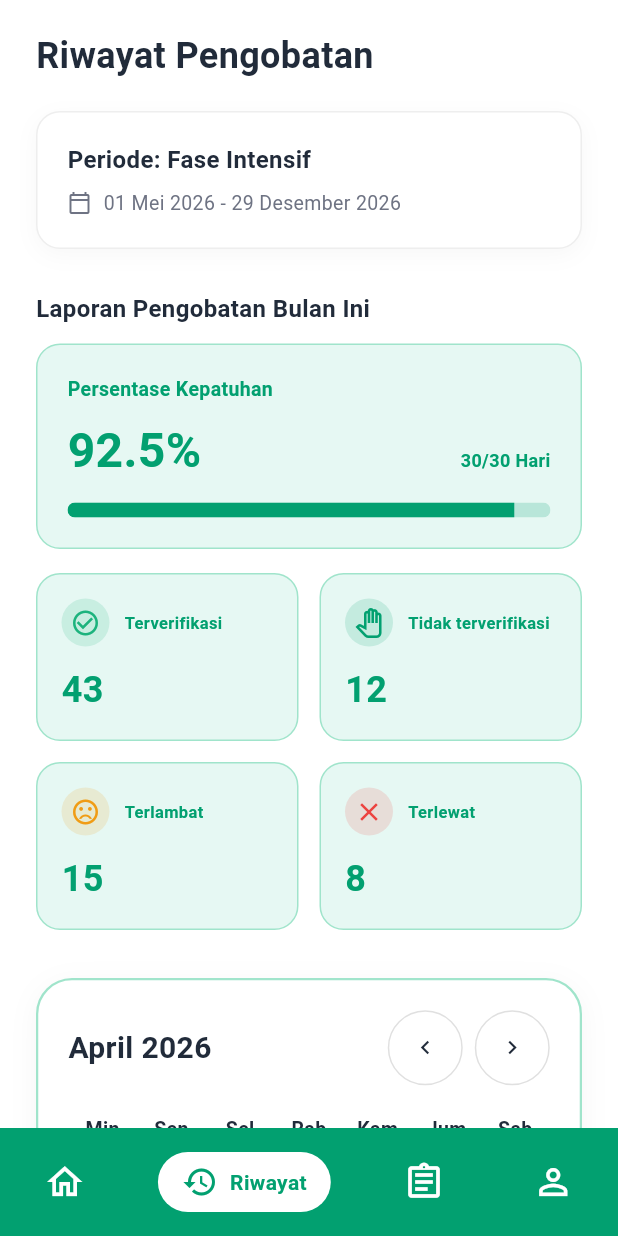
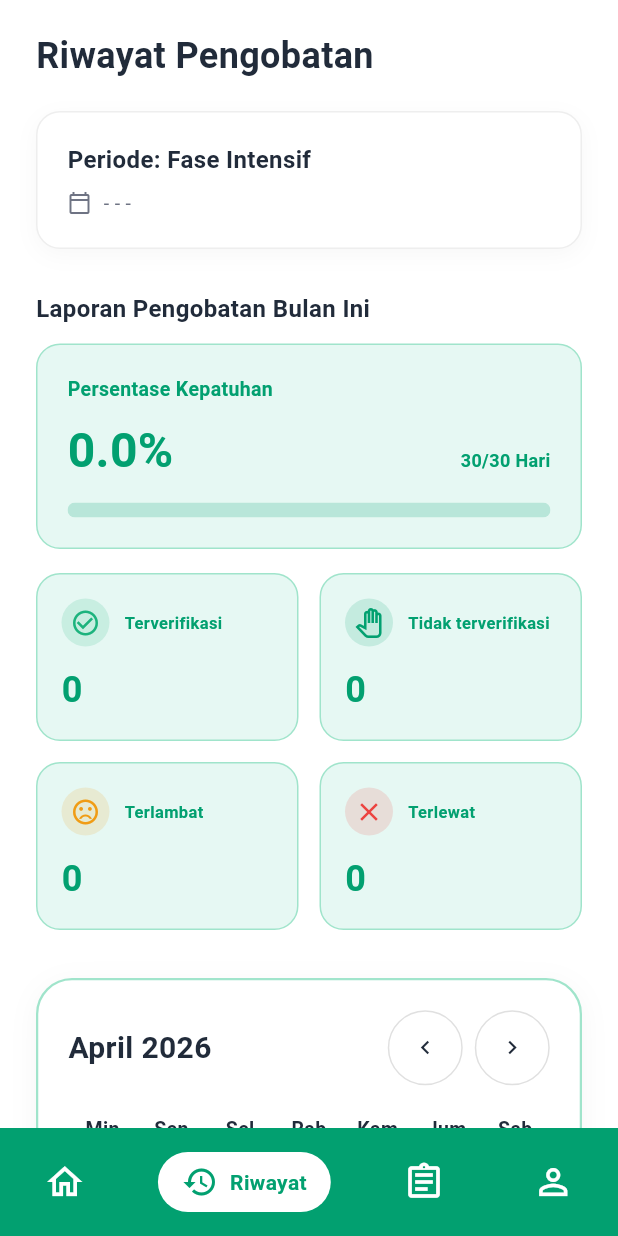
Before and after one commit to attaryu/tbcare_app, a Flutter app: the HistoryView screen opened by its route, after a tap on the "chevron left" icon, on a phone screen of 412 x 824 dp. Run offline on Flutter 3.47's test engine with Material 3 defaults, Android fonts, the phone set to English and light mode, and no system bars; our stand-ins replace go_router, image_picker, supabase_flutter; accounts and stored records are empty; network calls fail.

Commit message:
feat(auth,home,history): migrate to Supabase Auth & clean up dummy data
- Implement secure native Supabase Auth authentication and session restore, replacing insecure client-side BCrypt hash verification.
- Remove password column from public schema and link profiles via unique auth_user_id (UUID).
- Clean up all mock seeders and static fallbacks from repositories (home, history, treatment).
- Remove medication photo simulation and mockup upload features.
- Purge all hardcoded dummy data from Register, History, and Profile views and view models.

```diff
--- a/lib/data/repositories/history_repository.dart
+++ b/lib/data/repositories/history_repository.dart
@@ -7,7 +7,7 @@ class HistoryRepository {
 
   Future<Map<String, dynamic>> getHistoryData(int userId, DateTime currentMonth) async {
     // 1. Fetch active treatment period
-    var tpList = await _supabase.client
+    final tpList = await _supabase.client
         .from('treatment_periods')
         .select()
         .eq('patients_id', userId)
@@ -17,34 +17,13 @@ class HistoryRepository {
     List<Map<String, dynamic>> schedules = [];
     List<Map<String, dynamic>> logs = [];
 
-    // SEEDER: If no active treatment period exists, create one with schedules & logs
-    if (tpList.isEmpty) {
-      final now = DateTime.now();
-      final start = DateTime(now.year, now.month, 1);
-      final pred = DateTime(now.year, now.month + 6, 29);
-
-      final insertedTpList = await _supabase.client.from('treatment_periods').insert({
-        'patients_id': userId,
-        'name': 'Fase Intensif',
-        'start_date': start.toIso8601String().split('T')[0],
-        'prediction_end_date': pred.toIso8601String().split('T')[0],
-        'duration': 6,
-        'duration_type': 'month',
-        'status': 'active',
-      }).select();
-
-      if (insertedTpList.isNotEmpty) {
-        tpList = insertedTpList;
-      }
-    }
-
     if (tpList.isNotEmpty) {
       final tpRes = tpList.first;
       activeTreatment = Map<String, dynamic>.from(tpRes);
       final tpId = tpRes['id'] as int;
 
       // 2. Fetch medication schedules
-      var schedRes = await _supabase.client
+      final schedRes = await _supabase.client
           .from('medication_schedules')
           .select()
           .eq('treatment_period_id', tpId)
@@ -52,69 +31,16 @@ class HistoryRepository {
 
       schedules = List<Map<String, dynamic>>.from(schedRes);
 
-      // SEEDER: If treatment period has no schedules, seed 5 medication schedules
-      if (schedules.isEmpty) {
-        final schedsToInsert = [
-          {'treatment_period_id': tpId, 'med_name': 'Obat TBC - Isoniazid', 'schedule_time': '08:45:00'},
-          {'treatment_period_id': tpId, 'med_name': 'Obat TBC - Rifampicin', 'schedule_time': '12:10:00'},
-          {'treatment_period_id': tpId, 'med_name': 'Obat Flu', 'schedule_time': '12:10:00'},
-          {'treatment_period_id': tpId, 'med_name': 'Obat Nyeri Otot', 'schedule_time': '19:25:00'},
-          {'treatment_period_id': tpId, 'med_name': 'Obat TBC - Isoniazid', 'schedule_time': '19:25:00'},
-        ];
-
-        final insertedScheds = await _supabase.client.from('medication_schedules').insert(schedsToInsert).select();
-        schedules = List<Map<String, dynamic>>.from(insertedScheds);
-      }
-
       if (schedules.isNotEmpty) {
         final schedIds = schedules.map((s) => s['id'] as int).toList();
 
         // 3. Fetch all compliance logs for these schedules
-        var compRes = await _supabase.client
+        final compRes = await _supabase.client
             .from('compliance_logs')
             .select()
             .inFilter('schedule_id', schedIds);
 
         logs = List<Map<String, dynamic>>.from(compRes);
-
-        // SEEDER: If no compliance logs exist, seed logs for the current month
-        if (logs.isEmpty) {
-          final now = DateTime.now();
-          final todayDay = now.day;
-          List<Map<String, dynamic>> logsToInsert = [];
-
-          for (int d = 1; d <= todayDay; d++) {
-            final dateStr = DateTime(now.year, now.month, d).toIso8601String().split('T')[0];
-            for (var s in schedules) {
-              final sId = s['id'] as int;
-              final mName = s['med_name'] as String;
-              String st = 'taken';
-
-              if (d == 5 || d == 13 || d == 28) {
-                if (mName.contains('Flu')) st = 'missed';
-              }
-              if (d == 10 || d == 16 || d == 19) {
-                if (mName.contains('Nyeri')) st = 'missed';
-              }
-
-              logsToInsert.add({
-                'schedule_id': sId,
-                'med_name': mName,
-                'status': st,
-                'taken_at': DateTime(now.year, now.month, d, 10, 0).toIso8601String(),
-              });
-            }
-          }
-
-          if (logsToInsert.isNotEmpty) {
-            await _supabase.client.from('compliance_logs').insert(logsToInsert);
-            compRes = await _supabase.client
-                .from('compliance_logs')
-                .select()
-                .inFilter('schedule_id', schedIds);
-            logs = List<Map<String, dynamic>>.from(compRes);
-          }
-        }
       }
     }
 
@@ -139,21 +65,8 @@ class HistoryRepository {
       }
     }
 
-    // If all taken logs are unverified in fresh seed, distribute proportionally to match mockup
-    if (terverifikasi == 0 && tidakTerverifikasi > 0) {
-      final totalTaken = tidakTerverifikasi;
-      terverifikasi = (totalTaken * 0.78).round();
-      tidakTerverifikasi = totalTaken - terverifikasi;
-      terlambat = 15;
-    } else if (logs.isEmpty) {
-      terverifikasi = 43;
-      tidakTerverifikasi = 12;
-      terlambat = 15;
-      terlewat = 8;
-    }
-
     final total = terverifikasi + tidakTerverifikasi + terlambat + terlewat;
-    final double percentage = total > 0 ? ((terverifikasi + tidakTerverifikasi) / total * 100.0) : 92.5;
+    final double percentage = total > 0 ? ((terverifikasi + tidakTerverifikasi) / total * 100.0) : 0.0;
 
     return {
       'activeTreatment': activeTreatment,
@@ -191,7 +104,7 @@ class HistoryRepository {
         'schedule_id': scheduleId,
         'med_name': medName,
         'status': newStatus,
-        'taken_at': '${dateStr}T10:00:00',
+        'taken_at': DateTime.now().toIso8601String(),
       });
     }
   }
--- a/lib/data/repositories/treatment_repository.dart
+++ b/lib/data/repositories/treatment_repository.dart
@@ -23,7 +23,7 @@ class TreatmentRepository {
           .select('id')
           .eq('treatment_period_id', treatmentPeriodId);
 
-      if (schedRes.isEmpty) return 92.5;
+      if (schedRes.isEmpty) return 0.0;
 
       final scheduleIds = (schedRes as List).map((e) => e['id'] as int).toList();
 
@@ -32,7 +32,7 @@ class TreatmentRepository {
           .select('status')
           .inFilter('schedule_id', scheduleIds);
 
-      if (complianceRes.isEmpty) return 92.5;
+      if (complianceRes.isEmpty) return 0.0;
 
       int taken = 0;
       for (var log in complianceRes) {
@@ -41,7 +41,7 @@ class TreatmentRepository {
 
       return (taken / complianceRes.length) * 100.0;
     } catch (_) {
-      return 92.5;
+      return 0.0;
     }
   }
 
--- a/lib/data/services/supabase_service.dart
+++ b/lib/data/services/supabase_service.dart
@@ -15,6 +15,10 @@ class SupabaseService {
     return await client.auth.signInWithPassword(email: email, password: password);
   }
 
+  Future<AuthResponse> signUp(String email, String password) async {
+    return await client.auth.signUp(email: email, password: password);
+  }
+
   Future<void> signOut() async {
     await client.auth.signOut();
   }
--- a/lib/ui/features/history/view_models/history_view_model.dart
+++ b/lib/ui/features/history/view_models/history_view_model.dart
@@ -35,11 +35,11 @@ class HistoryViewModel extends ChangeNotifier {
   List<Map<String, dynamic>> get logs => _logs;
 
   Map<String, dynamic> _stats = {
-    'terverifikasi': 43,
-    'tidakTerverifikasi': 12,
-    'terlambat': 15,
-    'terlewat': 8,
-    'percentage': 92.5,
+    'terverifikasi': 0,
+    'tidakTerverifikasi': 0,
+    'terlambat': 0,
+    'terlewat': 0,
+    'percentage': 0.0,
   };
   Map<String, dynamic> get stats => _stats;
 
@@ -100,10 +100,7 @@ class HistoryViewModel extends ChangeNotifier {
 
     if (dateLogs.isEmpty) {
       if (dateOnly.isBefore(todayOnly)) {
-        final d = date.day;
-        if (d == 10 || d == 16 || d == 19) return 'Sebagian';
-        if (d == 5 || d == 13 || d == 28) return 'Terlewat';
-        return 'Penuh';
+        return 'Terlewat';
       }
       return 'Mendatang';
     }
@@ -150,14 +147,6 @@ class HistoryViewModel extends ChangeNotifier {
           'status': st,
         });
       }
-    } else {
-      items = [
-        {'id': 1, 'med_name': 'Obat TBC - Isoniazid', 'schedule_time': '08:45:00', 'status': 'Di minum'},
-        {'id': 2, 'med_name': 'Obat TBC - Rifampicin', 'schedule_time': '12:10:00', 'status': 'Di minum'},
-        {'id': 3, 'med_name': 'Obat Flu', 'schedule_time': '12:10:00', 'status': 'Terlewat'},
-        {'id': 4, 'med_name': 'Obat Nyeri Otot', 'schedule_time': '19:25:00', 'status': 'Segera'},
-        {'id': 5, 'med_name': 'Obat TBC - Isoniazid', 'schedule_time': '19:25:00', 'status': 'Segera'},
-      ];
     }
 
     return items;
--- a/lib/ui/features/history/views/history_view.dart
+++ b/lib/ui/features/history/views/history_view.dart
@@ -20,13 +20,13 @@ class HistoryView extends StatelessWidget {
     }
 
     final activeTp = viewModel.activeTreatment;
-    String startDateStr = '01 Mei 2026';
-    String endDateStr = '29 Desember 2026';
+    String startDateStr = '-';
+    String endDateStr = '-';
 
     if (activeTp != null) {
       try {
         final st = DateTime.parse(activeTp['start_date']);
-        final ed = DateTime.parse(activeTp['end_date_estimated']);
+        final ed = DateTime.parse(activeTp['prediction_end_date']);
         startDateStr = DateFormat('dd MMMM yyyy', 'id_ID').format(st);
         endDateStr = DateFormat('dd MMMM yyyy', 'id_ID').format(ed);
       } catch (_) {}
@@ -459,7 +459,6 @@ class HistoryView extends StatelessWidget {
         final timeStr = (item['schedule_time'] as String).substring(0, 5);
         final status = item['status'];
 
-        final isGreenCard = name.toString().contains('Nyeri'); // Matching screenshot highlighting
         Color badgeBg = AppColor.warning;
         if (status == 'Di minum') badgeBg = AppColor.success;
         if (status == 'Terlewat') badgeBg = AppColor.error;
@@ -470,9 +469,9 @@ class HistoryView extends StatelessWidget {
           child: Container(
             padding: const EdgeInsets.all(18),
             decoration: BoxDecoration(
-              color: isGreenCard ? AppColor.primary : AppColor.white,
+              color: AppColor.white,
               borderRadius: BorderRadius.circular(16),
-              border: Border.all(color: isGreenCard ? AppColor.primary : Colors.grey.shade300),
+              border: Border.all(color: Colors.grey.shade300),
               boxShadow: [
                 BoxShadow(color: Colors.black.withOpacity(0.02), blurRadius: 8, offset: const Offset(0, 2)),
               ],
@@ -482,23 +481,23 @@ class HistoryView extends StatelessWidget {
                 Container(
                   padding: const EdgeInsets.all(6),
                   decoration: BoxDecoration(
-                    color: status == 'Di minum' ? AppColor.success : (isGreenCard ? Colors.white.withOpacity(0.2) : AppColor.lightGray),
+                    color: status == 'Di minum' ? AppColor.success : AppColor.lightGray,
                     shape: BoxShape.circle,
                   ),
                   child: Icon(
                     status == 'Di minum' ? Icons.check : Icons.medical_services_outlined,
                     size: 16,
-                    color: status == 'Di minum' ? AppColor.white : (isGreenCard ? AppColor.white : AppColor.neutralGray),
+                    color: status == 'Di minum' ? AppColor.white : AppColor.neutralGray,
                   ),
                 ),
                 const SizedBox(width: 14),
                 Expanded(
                   child: Text(
                     name,
-                    style: TextStyle(
+                    style: const TextStyle(
                       fontSize: 15,
                       fontWeight: FontWeight.bold,
-                      color: isGreenCard ? AppColor.white : AppColor.darkGray,
+                      color: AppColor.darkGray,
                     ),
                   ),
                 ),
@@ -511,14 +510,14 @@ class HistoryView extends StatelessWidget {
                   ),
                 ),
                 const SizedBox(width: 12),
-                Icon(Icons.alarm, size: 14, color: isGreenCard ? AppColor.white : AppColor.darkGray),
+                const Icon(Icons.alarm, size: 14, color: AppColor.darkGray),
                 const SizedBox(width: 4),
                 Text(
                   '$timeStr WIB',
-                  style: TextStyle(
+                  style: const TextStyle(
                     fontSize: 13,
                     fontWeight: FontWeight.bold,
-                    color: isGreenCard ? AppColor.white : AppColor.darkGray,
+                    color: AppColor.darkGray,
                   ),
                 ),
               ],
--- a/lib/ui/features/home/view_models/home_view_model.dart
+++ b/lib/ui/features/home/view_models/home_view_model.dart
@@ -33,16 +33,16 @@ class HomeViewModel extends ChangeNotifier {
   List<Map<String, dynamic>> _schedules = [];
   List<Map<String, dynamic>> get schedules => _schedules;
 
-  double _complianceRate = 98.0;
+  double _complianceRate = 0.0;
   double get complianceRate => _complianceRate;
 
-  int _daysPassed = 50;
+  int _daysPassed = 0;
   int get daysPassed => _daysPassed;
 
   bool _isAlarmTriggering = false;
   bool get isAlarmTriggering => _isAlarmTriggering;
 
-  bool _isWithin30MinsSimulation = true;
+  bool _isWithin30MinsSimulation = false;
   bool get isWithin30MinsSimulation => _isWithin30MinsSimulation;
 
   List<Map<String, dynamic>> get nextSchedules {
--- a/lib/ui/features/profile/view_models/profile_view_model.dart
+++ b/lib/ui/features/profile/view_models/profile_view_model.dart
@@ -21,10 +21,10 @@ class ProfileViewModel extends ChangeNotifier {
   UserModel? _user;
   UserModel? get user => _user;
 
-  String _roleSlug = 'pasien';
+  String _roleSlug = '';
   String get roleSlug => _roleSlug;
 
-  String _roleName = 'Pasien';
+  String _roleName = '';
   String get roleName => _roleName;
 
   Map<String, dynamic>? _supervisorInfo;
```
Also changed, not shown: lib/data/repositories/home_repository.dart (+3 -38 lines), lib/ui/features/auth/view_models/auth_view_model.dart (+65 -78 lines), lib/ui/features/auth/views/register_view.dart (+2 -11 lines), lib/ui/features/home/view_models/confirm_medication_view_model.dart (+1 -42 lines), lib/ui/features/home/views/confirm_medication_view.dart (+0 -8 lines).
